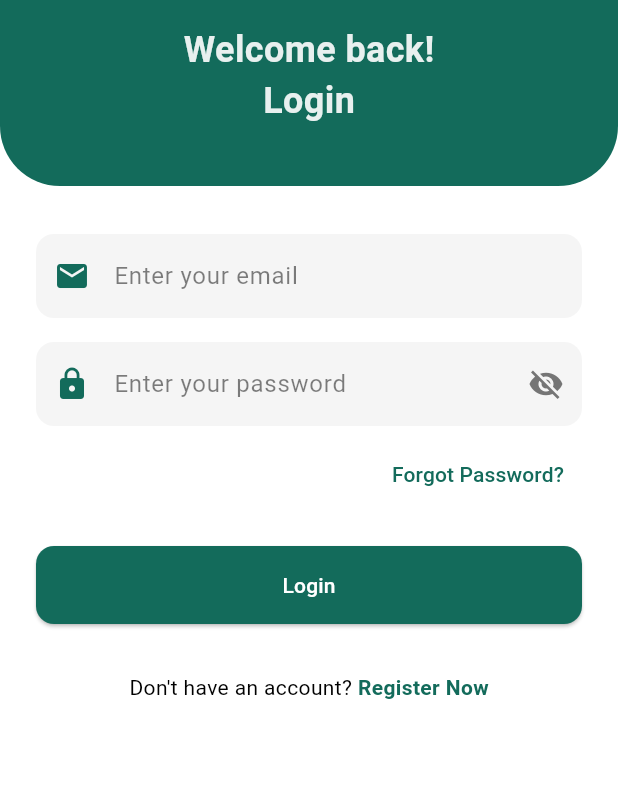
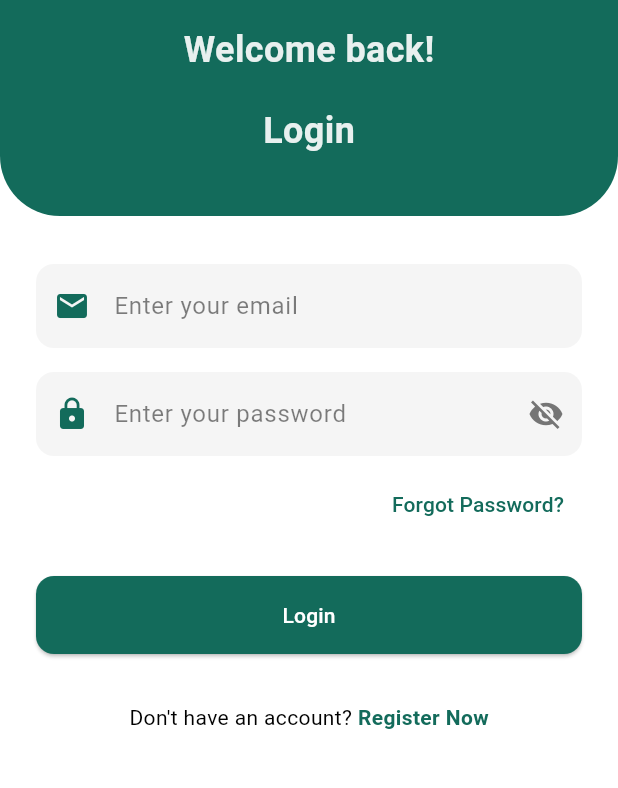
Before and after one commit to FantomAtom/Syllabuddy, a Flutter app: the screen it shows after launch, on a phone screen of 412 x 824 dp, the part 270-1058 px from its top. Run offline on Flutter 3.47's test engine with Material 3 defaults, Android fonts, the light colour scheme and no system bars.

Commit message:
Added padding between the two texts

```diff
--- a/lib/screens/login.dart
+++ b/lib/screens/login.dart
@@ -36,8 +36,10 @@ class _LoginPageState extends State<LoginPage> {
                     'assets/logo.png',
                     height: 100,
                   ),
+
                   const SizedBox(height: 16),
-                  // "Login" label
+
+                  // First text
                   Text(
                     'Welcome back!',
                     style: TextStyle(
@@ -46,13 +48,17 @@ class _LoginPageState extends State<LoginPage> {
                       color: Colors.white.withOpacity(0.9),
                     ),
                   ),
+
+                  // <-- add vertical spacing -->
+                  const SizedBox(height: 20),
+
+                  // Second text
                   Text(
                     'Login',
                     style: TextStyle(
                       fontSize: 24,
                       fontWeight: FontWeight.bold,
                       color: Colors.white.withOpacity(0.9),
-                      //add padding between the two texts here
                     ),
                   ),
                 ],
```
